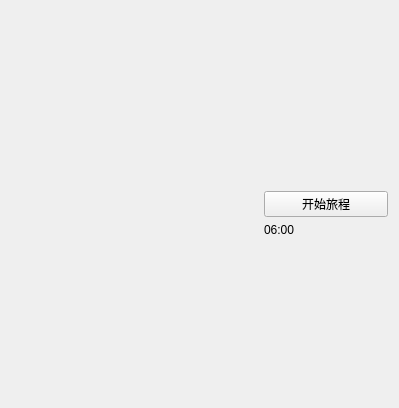
The window that start.ui (Traeyee/trip_assist) describes before a commit, drawn with Qt 5.
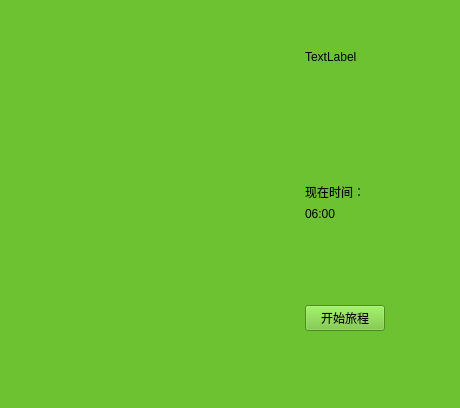
The same window after the commit.

The edit to the form file:
```diff
--- a/start.ui
+++ b/start.ui
@@ -6,17 +6,17 @@
    <rect>
     <x>0</x>
     <y>0</y>
-    <width>399</width>
+    <width>460</width>
     <height>408</height>
    </rect>
   </property>
   <property name="windowTitle">
    <string>Form</string>
   </property>
+  <property name="styleSheet">
+   <string notr="true">background-color: rgb(108, 194, 49);</string>
+  </property>
   <layout class="QGridLayout" name="gridLayout_2">
-   <item row="0" column="0" rowspan="3" colspan="2">
-    <layout class="QGridLayout" name="gridLayout"/>
-   </item>
    <item row="2" column="2" alignment="Qt::AlignLeft|Qt::AlignTop">
     <widget class="QLabel" name="sysTimeUi">
      <property name="maximumSize">
@@ -30,13 +30,30 @@
      </property>
     </widget>
    </item>
-   <item row="1" column="2">
+   <item row="3" column="2" alignment="Qt::AlignLeft|Qt::AlignTop">
     <widget class="QPushButton" name="startTrip">
      <property name="text">
       <string>开始旅程</string>
      </property>
     </widget>
    </item>
+   <item row="0" column="0" rowspan="4" colspan="2">
+    <layout class="QGridLayout" name="gridLayout"/>
+   </item>
+   <item row="1" column="2" alignment="Qt::AlignBottom">
+    <widget class="QLabel" name="label">
+     <property name="text">
+      <string>现在时间：</string>
+     </property>
+    </widget>
+   </item>
+   <item row="0" column="2">
+    <widget class="QLabel" name="label_2">
+     <property name="text">
+      <string>TextLabel</string>
+     </property>
+    </widget>
+   </item>
   </layout>
  </widget>
  <resources/>
```
